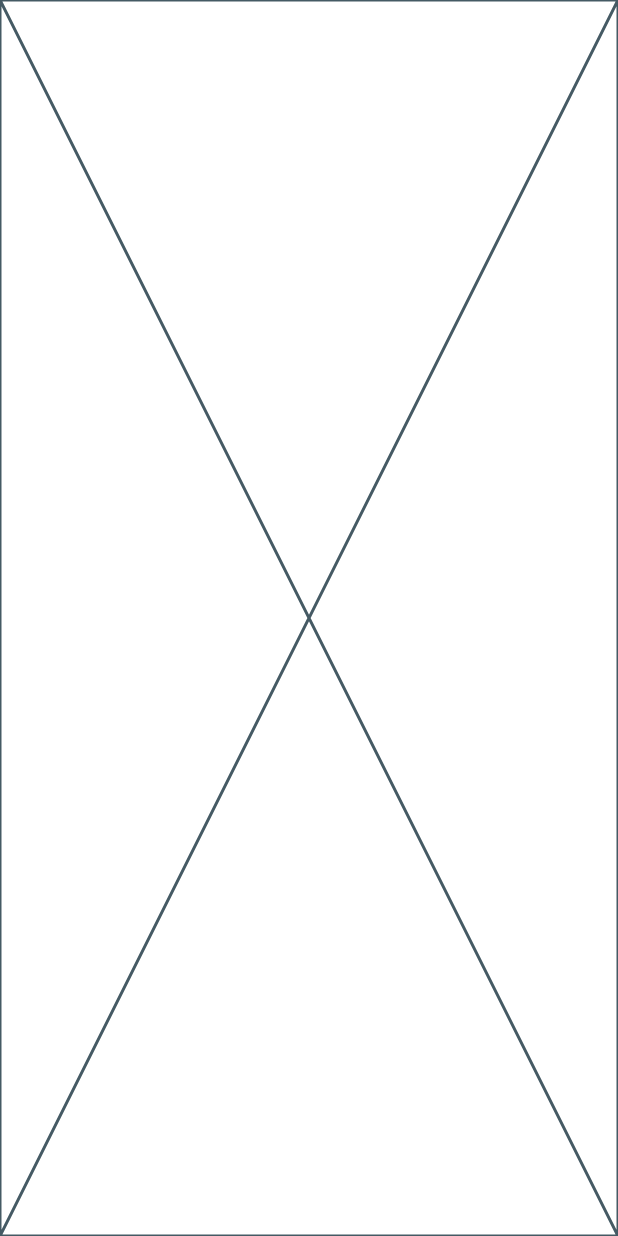
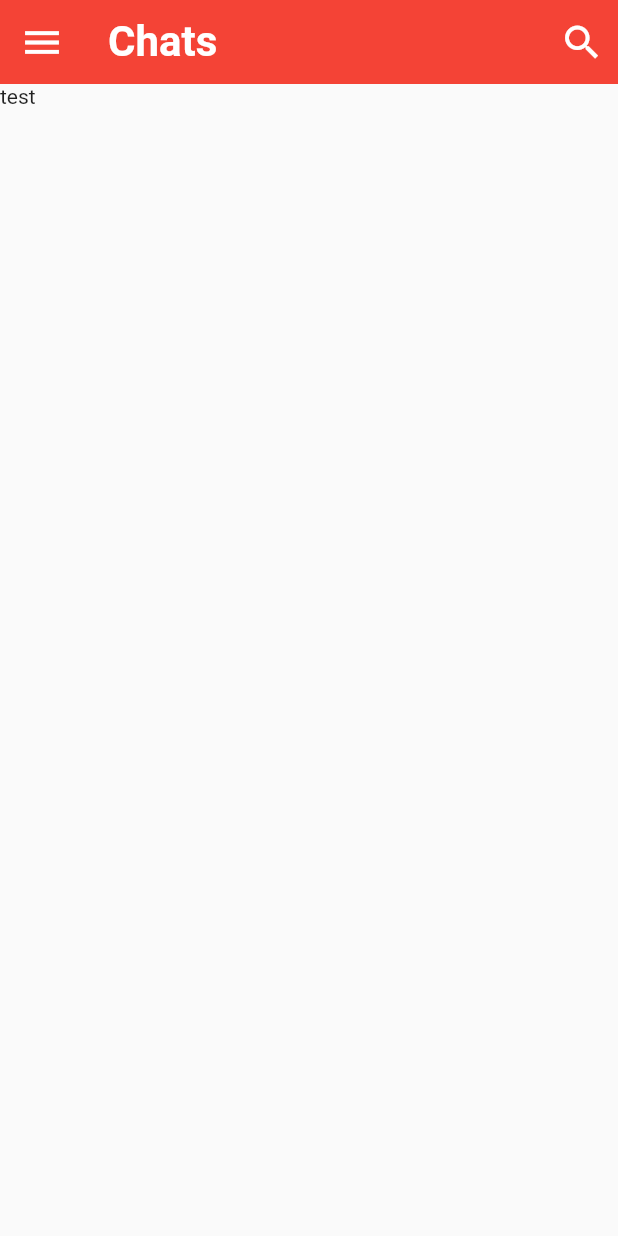
Before and after one commit to milosursulovic/chat_ui, a Flutter app: the screen it shows after launch, on a phone screen of 412 x 824 dp. Run offline on Flutter 3.47's test engine with Material 2 defaults, Android fonts, the phone set to English and light mode, and no system bars.

Commit message:
Add app bar on home screen

```diff
--- a/lib/main.dart
+++ b/lib/main.dart
@@ -10,10 +10,11 @@ class MyApp extends StatelessWidget {
   @override
   Widget build(BuildContext context) {
     return MaterialApp(
-      title: 'Flutter Demo',
+      title: 'Chat UI',
+      debugShowCheckedModeBanner: false,
       theme: ThemeData(
-        primarySwatch: Colors.blue,
-      ),
+          colorScheme: ColorScheme.fromSwatch().copyWith(
+              primary: Colors.red, secondary: const Color(0x0fffe9eb))),
       home: const HomeScreen(),
     );
   }
--- a/lib/screens/home_screen.dart
+++ b/lib/screens/home_screen.dart
@@ -10,6 +10,26 @@ class HomeScreen extends StatefulWidget {
 class _HomeScreenState extends State<HomeScreen> {
   @override
   Widget build(BuildContext context) {
-    return const Placeholder();
+    return Scaffold(
+        appBar: AppBar(
+          leading: IconButton(
+            icon: const Icon(Icons.menu),
+            iconSize: 30.0,
+            color: Colors.white,
+            onPressed: () {},
+          ),
+          title: const Text("Chats",
+              style: TextStyle(fontSize: 28.0, fontWeight: FontWeight.bold)),
+          elevation: 0.0,
+          actions: [
+            IconButton(
+              icon: const Icon(Icons.search),
+              iconSize: 30.0,
+              color: Colors.white,
+              onPressed: () {},
+            )
+          ],
+        ),
+        body: const Text("test"));
   }
 }
```
